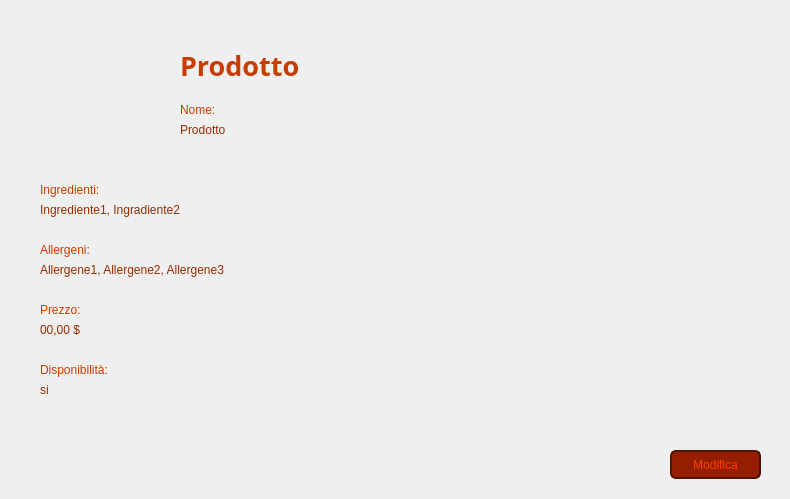
GiacomoPrincipi/CineMax, file Viste/VistaVisualizzaProdottoAmministratore.ui: the form before one commit.
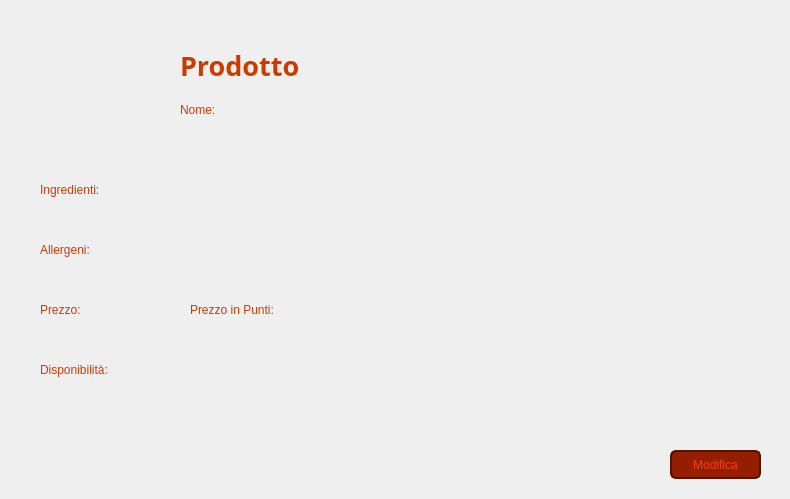
The form after the commit. Icons and pictures are not drawn. Custom widgets are drawn as their Qt base class.

What changed in the file:
```diff
--- a/Viste/VistaVisualizzaProdottoAmministratore.ui
+++ b/Viste/VistaVisualizzaProdottoAmministratore.ui
@@ -164,7 +164,7 @@
 }</string>
    </property>
    <property name="text">
-    <string>Prodotto</string>
+    <string/>
    </property>
   </widget>
   <widget class="QLabel" name="labelIngredientiProdotto">
@@ -182,7 +182,7 @@
 }</string>
    </property>
    <property name="text">
-    <string>Ingrediente1, Ingradiente2</string>
+    <string/>
    </property>
   </widget>
   <widget class="QLabel" name="labelDisponibile">
@@ -221,7 +221,7 @@
 }</string>
    </property>
    <property name="text">
-    <string>si</string>
+    <string/>
    </property>
   </widget>
   <widget class="QLabel" name="labelAllergeni">
@@ -260,7 +260,7 @@
 }</string>
    </property>
    <property name="text">
-    <string>Allergene1, Allergene2, Allergene3</string>
+    <string/>
    </property>
   </widget>
   <widget class="QLabel" name="labelPrezzo">
@@ -299,7 +299,7 @@
 }</string>
    </property>
    <property name="text">
-    <string>00,00 $</string>
+    <string/>
    </property>
   </widget>
   <widget class="QLabel" name="labelIndietroButtonAmministratore">
@@ -346,7 +346,53 @@
     <string>Modifica</string>
    </property>
   </widget>
+  <widget class="QLabel" name="labelPrezzoPunti">
+   <property name="geometry">
+    <rect>
+     <x>190</x>
+     <y>300</y>
+     <width>121</width>
+     <height>20</height>
+    </rect>
+   </property>
+   <property name="styleSheet">
+    <string notr="true">QLabel {
+    color: #C83C00;
+}</string>
+   </property>
+   <property name="text">
+    <string>Prezzo in Punti:</string>
+   </property>
+   <property name="alignment">
+    <set>Qt::AlignmentFlag::AlignLeading|Qt::AlignmentFlag::AlignLeft|Qt::AlignmentFlag::AlignVCenter</set>
+   </property>
+  </widget>
+  <widget class="QLabel" name="labelPrezzoPuntiProdotto">
+   <property name="geometry">
+    <rect>
+     <x>190</x>
+     <y>320</y>
+     <width>81</width>
+     <height>20</height>
+    </rect>
+   </property>
+   <property name="styleSheet">
+    <string notr="true">QLabel {
+    color: #962D00;
+}</string>
+   </property>
+   <property name="text">
+    <string/>
+   </property>
+  </widget>
  </widget>
+ <customwidgets>
+  <customwidget>
+   <class>ClickableLabel</class>
+   <extends>QLabel</extends>
+   <header>clickablelabel.h</header>
+  </customwidget>
+ </customwidgets>
  <resources/>
  <connections/>
 </ui>
```
Left out of the diff: 8 changed lines with no effect on the pictures.
